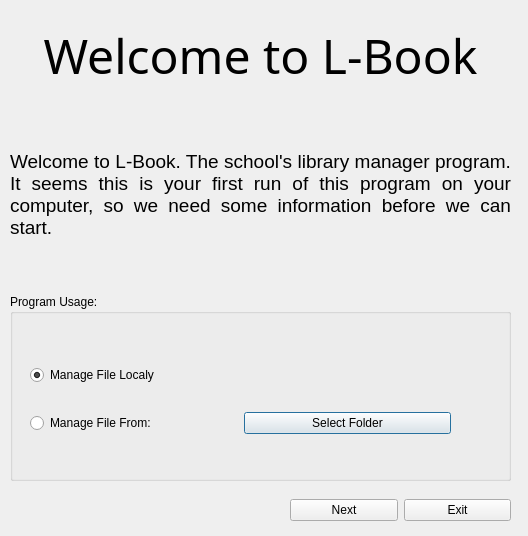
Old version of the form Gui/setup.ui in the repository Giglium/L-Book.
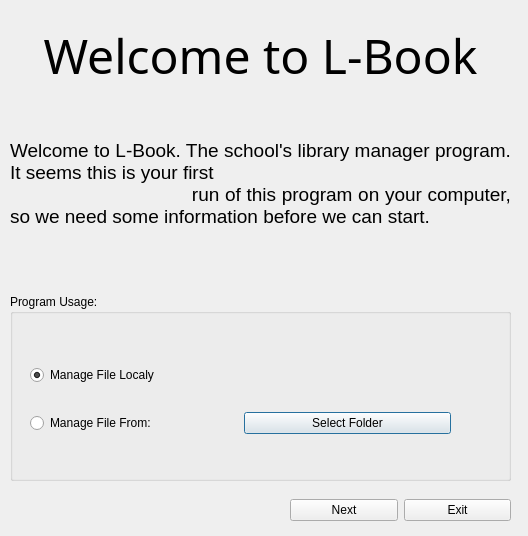
New version of the form.

Commit message:
Update L-Book project
1. Update README
2. Lint the code on a modern way
3. Add docker image
4. Add GitHub actions

What changed in the file:
```diff
--- a/Gui/setup.ui
+++ b/Gui/setup.ui
@@ -59,7 +59,9 @@
        </font>
       </property>
       <property name="text">
-       <string>Welcome to L-Book. The school's library manager program. It seems this is your first run of this program on your computer, so we need some information before we can start.</string>
+                            <string>Welcome to L-Book. The school's library manager program. It seems this is your first
+                                run of this program on your computer, so we need some information before we can start.
+                            </string>
       </property>
       <property name="alignment">
        <set>Qt::AlignJustify|Qt::AlignVCenter</set>
```
Lines whose indentation alone changed are shown as unchanged. The commit also changes 82 other files.
